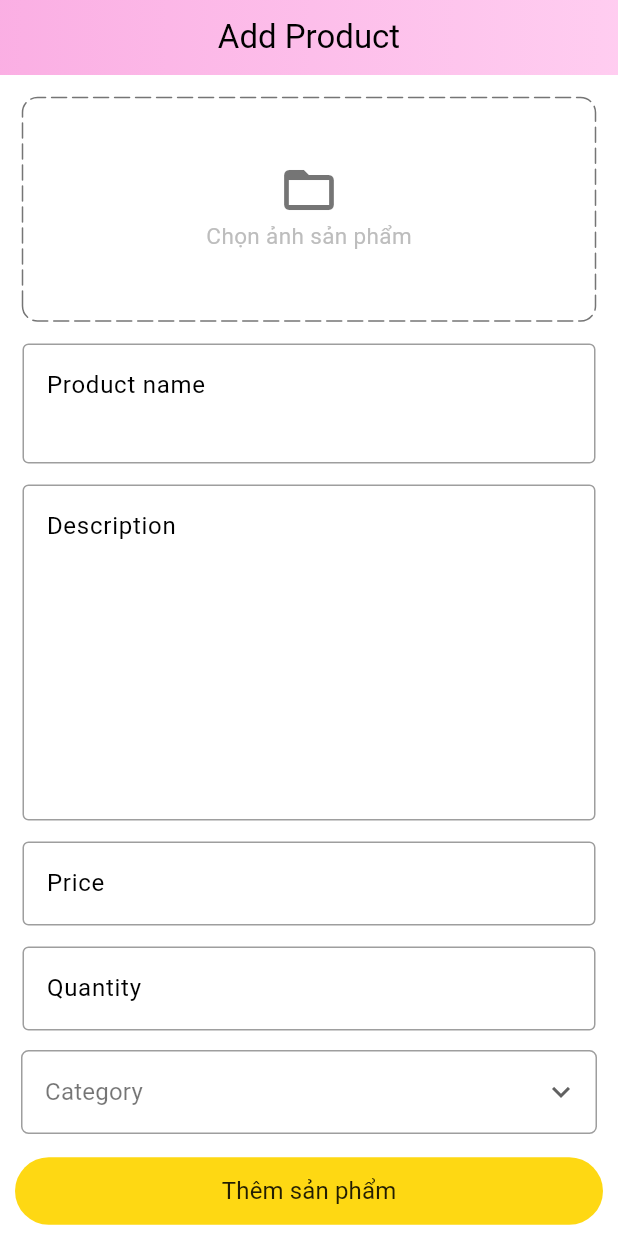
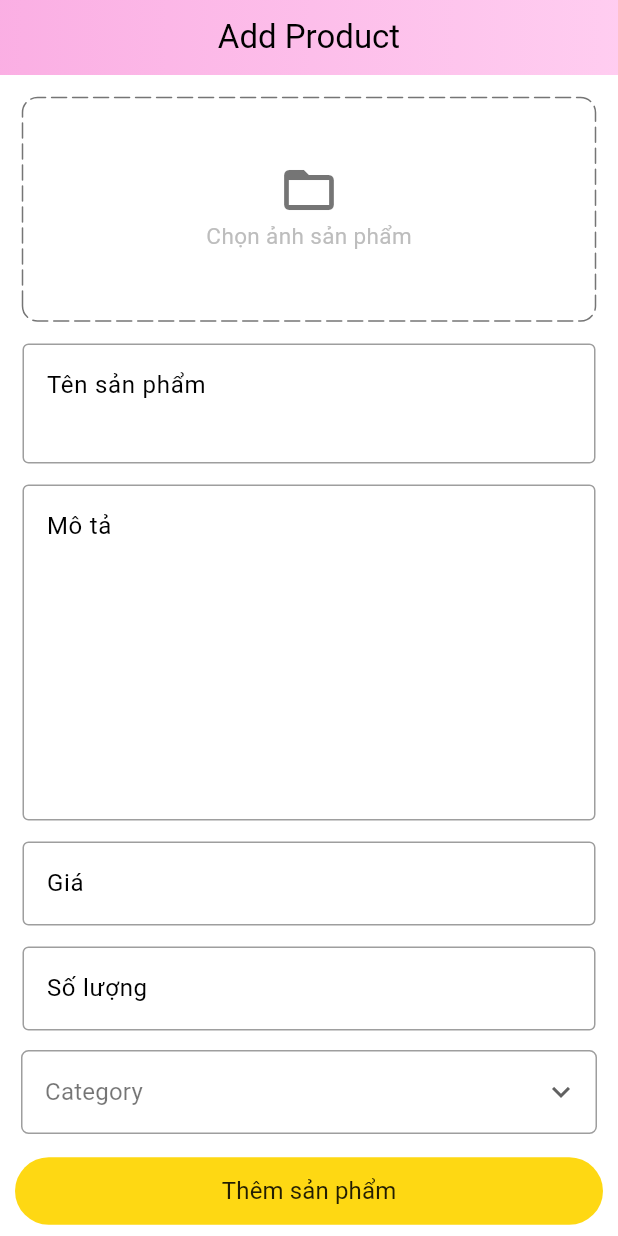
Before and after one commit to mydeptrai2107/app_amazon, a Flutter app: the AdminAddProductScreen screen opened by its route, on a phone screen of 412 x 824 dp. Run offline on Flutter 3.47's test engine with Material 3 defaults, Android fonts, the light colour scheme and no system bars; drawn by our look-alikes of dotted_border; our stand-ins replace bloc, cached_network_image, carousel_slider, equatable, file_picker, flutter_bloc and 6 more; missing offline and left inert: camera_camera, cloudinary_public, coupon_uikit, flutter_stripe, pay; accounts and stored records are empty; network calls fail; Roboto replaces fonts that are missing (AmazonEmber).

Commit message:
update localize

```diff
--- a/lib/src/config/router/app_route_constants.dart
+++ b/lib/src/config/router/app_route_constants.dart
@@ -66,8 +66,9 @@ class AppRouteConstants {
       AppRoute(name: 'admin-bottom-bar', path: '/admin-bottom-bar');
 
   static const adminCategoryProductsScreen = AppRoute(
-      name: 'admin-category-products-screen',
-      path: '/admin-category-products-screen');
+    name: 'admin-category-products-screen',
+    path: '/admin-category-products-screen',
+  );
 
   static const adminAddProductsScreen = AppRoute(
       name: 'admin-add-products-screen', path: '/admin-add-products-screen');
--- a/lib/src/presentation/views/admin/admin_add_product_screen.dart
+++ b/lib/src/presentation/views/admin/admin_add_product_screen.dart
@@ -219,7 +219,7 @@ class _AdminAddProductScreenState extends State<AdminAddProductScreen> {
                     ),
                     CustomTextfield(
                       controller: productNameController,
-                      hintText: 'Product name',
+                      hintText: 'Tên sản phẩm',
                       maxLines: 2,
                     ),
                     const SizedBox(
@@ -227,19 +227,19 @@ class _AdminAddProductScreenState extends State<AdminAddProductScreen> {
                     ),
                     CustomTextfield(
                       controller: descriptionController,
-                      hintText: 'Description',
+                      hintText: 'Mô tả',
                       maxLines: 8,
                     ),
                     const SizedBox(
                       height: 4,
                     ),
                     CustomTextfield(
-                        controller: priceController, hintText: 'Price'),
+                        controller: priceController, hintText: 'Giá'),
                     const SizedBox(
                       height: 4,
                     ),
                     CustomTextfield(
-                        controller: quantityController, hintText: 'Quantity'),
+                        controller: quantityController, hintText: 'Số lượng'),
                     const SizedBox(
                       height: 8,
                     ),
--- a/lib/src/presentation/views/admin/admin_offers_screen.dart
+++ b/lib/src/presentation/views/admin/admin_offers_screen.dart
@@ -38,7 +38,7 @@ class AdminOffersScreen extends StatelessWidget {
                     child: SizedBox(
                       width: double.infinity,
                       child: Text(
-                        'Total ${state.fourImagesOfferList.length} Offers',
+                        ' ${state.fourImagesOfferList.length} Đơn hàng',
                         style: const TextStyle(
                             fontSize: 16, fontWeight: FontWeight.bold),
                       ),
--- a/lib/src/presentation/views/admin/admin_orders_screen.dart
+++ b/lib/src/presentation/views/admin/admin_orders_screen.dart
@@ -40,7 +40,7 @@ class AdminOrdersScreen extends StatelessWidget {
                       padding: const EdgeInsets.all(8),
                       margin: const EdgeInsets.symmetric(vertical: 4),
                       child: Text(
-                        'Total ${state.ordersList.length} Orders',
+                        '${state.ordersList.length} Đơn hàng',
                         style: const TextStyle(
                             fontSize: 16, fontWeight: FontWeight.bold),
                       ),
```
Also changed, not shown: lib/src/config/router/router.dart (+7 -2 lines), lib/src/presentation/views/admin/admin_bottom_bar.dart (+5 -5 lines), lib/src/presentation/views/admin/admin_category_products_screen.dart (+9 -4 lines), lib/src/presentation/views/admin/admin_home_screen.dart (+12 -5 lines).
